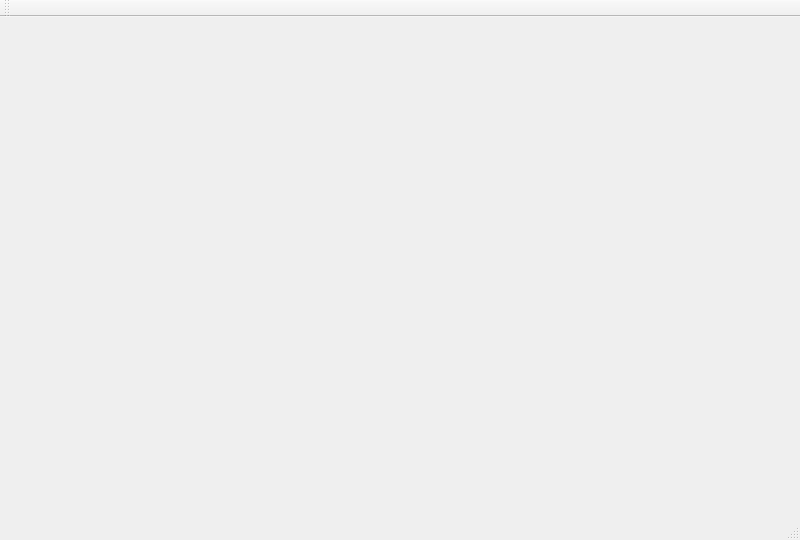
First picture: the form in src/mainwindow.ui, repository mistarro/complex-plot, before the edit.
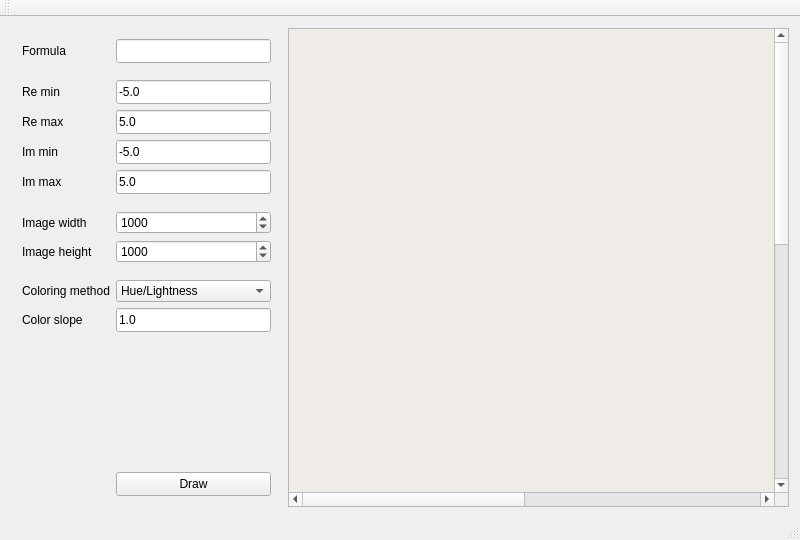
Second picture: the form after the edit.

Commit message: Qt GUI: added controls, view area and reaction on Draw button to resize image widget.

Patch:
```diff
--- a/src/mainwindow.ui
+++ b/src/mainwindow.ui
@@ -29,6 +29,422 @@
    <property name="layoutDirection">
     <enum>Qt::LeftToRight</enum>
    </property>
+   <layout class="QHBoxLayout" name="horizontalLayout">
+    <item>
+     <widget class="QWidget" name="formWidget" native="true">
+      <property name="sizePolicy">
+       <sizepolicy hsizetype="Fixed" vsizetype="Preferred">
+        <horstretch>0</horstretch>
+        <verstretch>0</verstretch>
+       </sizepolicy>
+      </property>
+      <layout class="QFormLayout" name="formLayout">
+       <property name="sizeConstraint">
+        <enum>QLayout::SetMinimumSize</enum>
+       </property>
+       <item row="0" column="0">
+        <widget class="QLabel" name="formulaLabel">
+         <property name="minimumSize">
+          <size>
+           <width>0</width>
+           <height>24</height>
+          </size>
+         </property>
+         <property name="text">
+          <string>Formula</string>
+         </property>
+        </widget>
+       </item>
+       <item row="0" column="1">
+        <widget class="QLineEdit" name="formulaLineEdit">
+         <property name="sizePolicy">
+          <sizepolicy hsizetype="MinimumExpanding" vsizetype="Minimum">
+           <horstretch>0</horstretch>
+           <verstretch>0</verstretch>
+          </sizepolicy>
+         </property>
+         <property name="minimumSize">
+          <size>
+           <width>120</width>
+           <height>24</height>
+          </size>
+         </property>
+        </widget>
+       </item>
+       <item row="1" column="1">
+        <spacer name="formVerticalSpacer1">
+         <property name="orientation">
+          <enum>Qt::Vertical</enum>
+         </property>
+         <property name="sizeType">
+          <enum>QSizePolicy::Fixed</enum>
+         </property>
+         <property name="sizeHint" stdset="0">
+          <size>
+           <width>20</width>
+           <height>5</height>
+          </size>
+         </property>
+        </spacer>
+       </item>
+       <item row="2" column="0">
+        <widget class="QLabel" name="reminLabel">
+         <property name="text">
+          <string>Re min</string>
+         </property>
+        </widget>
+       </item>
+       <item row="2" column="1">
+        <widget class="QLineEdit" name="reminLineEdit">
+         <property name="sizePolicy">
+          <sizepolicy hsizetype="MinimumExpanding" vsizetype="Minimum">
+           <horstretch>0</horstretch>
+           <verstretch>0</verstretch>
+          </sizepolicy>
+         </property>
+         <property name="minimumSize">
+          <size>
+           <width>120</width>
+           <height>24</height>
+          </size>
+         </property>
+         <property name="text">
+          <string>-5.0</string>
+         </property>
+        </widget>
+       </item>
+       <item row="3" column="0">
+        <widget class="QLabel" name="remaxLabel">
+         <property name="text">
+          <string>Re max</string>
+         </property>
+        </widget>
+       </item>
+       <item row="3" column="1">
+        <widget class="QLineEdit" name="remaxLineEdit">
+         <property name="sizePolicy">
+          <sizepolicy hsizetype="MinimumExpanding" vsizetype="Minimum">
+           <horstretch>0</horstretch>
+           <verstretch>0</verstretch>
+          </sizepolicy>
+         </property>
+         <property name="minimumSize">
+          <size>
+           <width>120</width>
+           <height>24</height>
+          </size>
+         </property>
+         <property name="text">
+          <string>5.0</string>
+         </property>
+        </widget>
+       </item>
+       <item row="4" column="0">
+        <widget class="QLabel" name="imminLabel">
+         <property name="text">
+          <string>Im min</string>
+         </property>
+        </widget>
+       </item>
+       <item row="4" column="1">
+        <widget class="QLineEdit" name="imminLineEdit">
+         <property name="sizePolicy">
+          <sizepolicy hsizetype="MinimumExpanding" vsizetype="Minimum">
+           <horstretch>0</horstretch>
+           <verstretch>0</verstretch>
+          </sizepolicy>
+         </property>
+         <property name="minimumSize">
+          <size>
+           <width>120</width>
+           <height>24</height>
+          </size>
+         </property>
+         <property name="text">
+          <string>-5.0</string>
+         </property>
+        </widget>
+       </item>
+       <item row="5" column="0">
+        <widget class="QLabel" name="immaxLabel">
+         <property name="text">
+          <string>Im max</string>
+         </property>
+        </widget>
+       </item>
+       <item row="5" column="1">
+        <widget class="QLineEdit" name="immaxLineEdit">
+         <property name="sizePolicy">
+          <sizepolicy hsizetype="MinimumExpanding" vsizetype="Minimum">
+           <horstretch>0</horstretch>
+           <verstretch>0</verstretch>
+          </sizepolicy>
+         </property>
+         <property name="minimumSize">
+          <size>
+           <width>120</width>
+           <height>24</height>
+          </size>
+         </property>
+         <property name="text">
+          <string>5.0</string>
+         </property>
+        </widget>
+       </item>
+       <item row="6" column="1">
+        <spacer name="formVerticalSpacer2">
+         <property name="orientation">
+          <enum>Qt::Vertical</enum>
+         </property>
+         <property name="sizeType">
+          <enum>QSizePolicy::Fixed</enum>
+         </property>
+         <property name="sizeHint" stdset="0">
+          <size>
+           <width>20</width>
+           <height>5</height>
+          </size>
+         </property>
+        </spacer>
+       </item>
+       <item row="7" column="0">
+        <widget class="QLabel" name="imageWidthLabel">
+         <property name="text">
+          <string>Image width</string>
+         </property>
+        </widget>
+       </item>
+       <item row="8" column="0">
+        <widget class="QLabel" name="imageHeightLabel">
+         <property name="text">
+          <string>Image height</string>
+         </property>
+        </widget>
+       </item>
+       <item row="9" column="1">
+        <spacer name="formVerticalSpacer3">
+         <property name="orientation">
+          <enum>Qt::Vertical</enum>
+         </property>
+         <property name="sizeType">
+          <enum>QSizePolicy::Fixed</enum>
+         </property>
+         <property name="sizeHint" stdset="0">
+          <size>
+           <width>20</width>
+           <height>5</height>
+          </size>
+         </property>
+        </spacer>
+       </item>
+       <item row="10" column="1">
+        <widget class="QComboBox" name="coloringMethodComboBox">
+         <item>
+          <property name="text">
+           <string>Hue/Lightness</string>
+          </property>
+         </item>
+         <item>
+          <property name="text">
+           <string>Hue/Lightness inverted</string>
+          </property>
+         </item>
+        </widget>
+       </item>
+       <item row="11" column="0">
+        <widget class="QLabel" name="colorSlopeLabel">
+         <property name="text">
+          <string>Color slope</string>
+         </property>
+        </widget>
+       </item>
+       <item row="11" column="1">
+        <widget class="QLineEdit" name="colorSlopeLineEdit">
+         <property name="sizePolicy">
+          <sizepolicy hsizetype="MinimumExpanding" vsizetype="Minimum">
+           <horstretch>0</horstretch>
+           <verstretch>0</verstretch>
+          </sizepolicy>
+         </property>
+         <property name="minimumSize">
+          <size>
+           <width>120</width>
+           <height>24</height>
+          </size>
+         </property>
+         <property name="text">
+          <string>1.0</string>
+         </property>
+        </widget>
+       </item>
+       <item row="12" column="1">
+        <spacer name="verticalSpacer">
+         <property name="orientation">
+          <enum>Qt::Vertical</enum>
+         </property>
+         <property name="sizeHint" stdset="0">
+          <size>
+           <width>20</width>
+           <height>5</height>
+          </size>
+         </property>
+        </spacer>
+       </item>
+       <item row="13" column="1">
+        <widget class="QPushButton" name="drawButton">
+         <property name="minimumSize">
+          <size>
+           <width>0</width>
+           <height>24</height>
+          </size>
+         </property>
+         <property name="text">
+          <string>Draw</string>
+         </property>
+        </widget>
+       </item>
+       <item row="10" column="0">
+        <widget class="QLabel" name="coloringMethodLabel">
+         <property name="text">
+          <string>Coloring method</string>
+         </property>
+        </widget>
+       </item>
+       <item row="7" column="1">
+        <widget class="QSpinBox" name="imageWidthSpinBox">
+         <property name="sizePolicy">
+          <sizepolicy hsizetype="MinimumExpanding" vsizetype="Minimum">
+           <horstretch>0</horstretch>
+           <verstretch>0</verstretch>
+          </sizepolicy>
+         </property>
+         <property name="specialValueText">
+          <string notr="true"/>
+         </property>
+         <property name="minimum">
+          <number>4</number>
+         </property>
+         <property name="maximum">
+          <number>16000</number>
+         </property>
+         <property name="value">
+          <number>1000</number>
+         </property>
+        </widget>
+       </item>
+       <item row="8" column="1">
+        <widget class="QSpinBox" name="imageHeightSpinBox">
+         <property name="sizePolicy">
+          <sizepolicy hsizetype="MinimumExpanding" vsizetype="Minimum">
+           <horstretch>0</horstretch>
+           <verstretch>0</verstretch>
+          </sizepolicy>
+         </property>
+         <property name="specialValueText">
+          <string notr="true"/>
+         </property>
+         <property name="minimum">
+          <number>4</number>
+         </property>
+         <property name="maximum">
+          <number>16000</number>
+         </property>
+         <property name="value">
+          <number>1000</number>
+         </property>
+        </widget>
+       </item>
+      </layout>
+     </widget>
+    </item>
+    <item>
+     <widget class="QScrollArea" name="imageScrollArea">
+      <property name="sizePolicy">
+       <sizepolicy hsizetype="Preferred" vsizetype="Preferred">
+        <horstretch>0</horstretch>
+        <verstretch>0</verstretch>
+       </sizepolicy>
+      </property>
+      <property name="widgetResizable">
+       <bool>true</bool>
+      </property>
+      <property name="alignment">
+       <set>Qt::AlignCenter</set>
+      </property>
+      <widget class="QWidget" name="imageWidget">
+       <property name="geometry">
+        <rect>
+         <x>0</x>
+         <y>0</y>
+         <width>1000</width>
+         <height>1000</height>
+        </rect>
+       </property>
+       <property name="sizePolicy">
+        <sizepolicy hsizetype="Fixed" vsizetype="Fixed">
+         <horstretch>0</horstretch>
+         <verstretch>0</verstretch>
+        </sizepolicy>
+       </property>
+       <property name="minimumSize">
+        <size>
+         <width>1000</width>
+         <height>1000</height>
+        </size>
+       </property>
+       <property name="maximumSize">
+        <size>
+         <width>1000</width>
+         <height>1000</height>
+        </size>
+       </property>
+       <property name="baseSize">
+        <size>
+         <width>1000</width>
+         <height>1000</height>
+        </size>
+       </property>
+       <property name="palette">
+        <palette>
+         <active>
+          <colorrole role="Window">
+           <brush brushstyle="SolidPattern">
+            <color alpha="255">
+             <red>173</red>
+             <green>127</green>
+             <blue>168</blue>
+            </color>
+           </brush>
+          </colorrole>
+         </active>
+         <inactive>
+          <colorrole role="Window">
+           <brush brushstyle="SolidPattern">
+            <color alpha="255">
+             <red>239</red>
+             <green>235</green>
+             <blue>231</blue>
+            </color>
+           </brush>
+          </colorrole>
+         </inactive>
+         <disabled>
+          <colorrole role="Window">
+           <brush brushstyle="SolidPattern">
+            <color alpha="255">
+             <red>239</red>
+             <green>235</green>
+             <blue>231</blue>
+            </color>
+           </brush>
+          </colorrole>
+         </disabled>
+        </palette>
+       </property>
+      </widget>
+     </widget>
+    </item>
+   </layout>
   </widget>
   <widget class="QMenuBar" name="menuBar">
    <property name="geometry">
```
Left out of the diff: 2 changed lines with no effect on the pictures. The commit also changes 2 other files.
